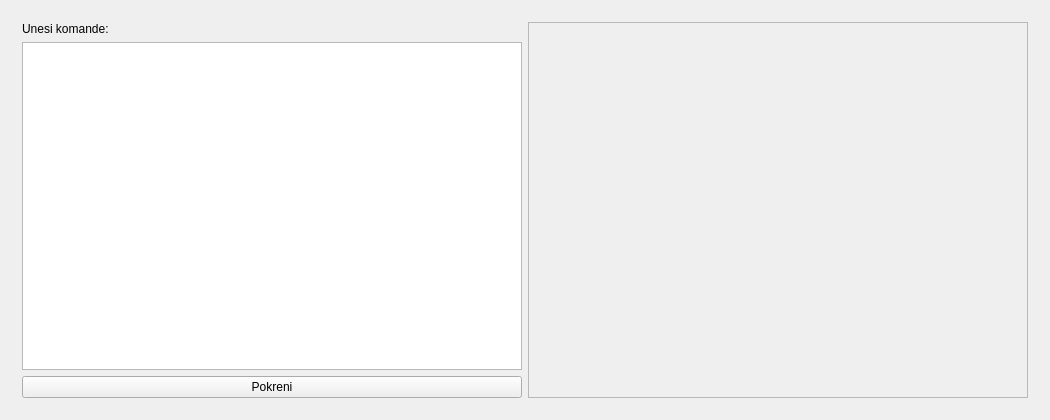
Before: the Qt Designer form linijskekomande.ui in trznjak/rs15-15, drawn with Qt 5.
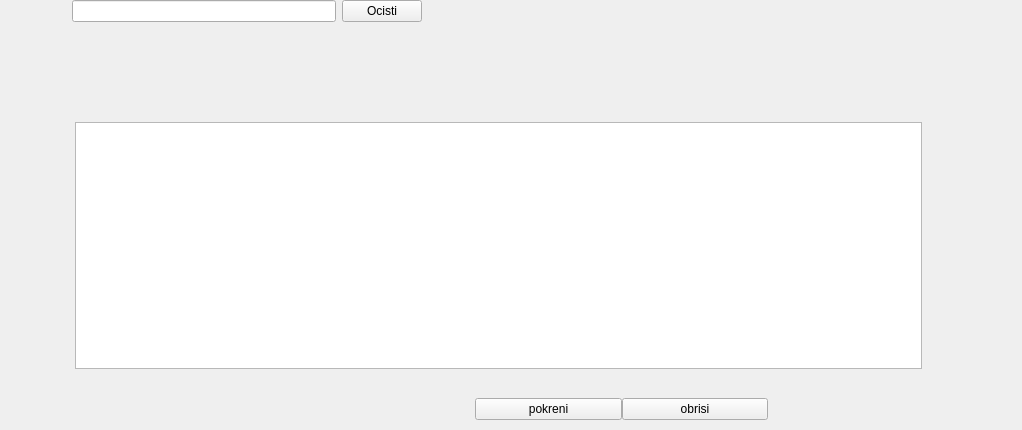
After: the same form once the commit is applied.

The edit to the form file:
```diff
--- a/linijskekomande.ui
+++ b/linijskekomande.ui
@@ -6,59 +6,106 @@
    <rect>
     <x>0</x>
     <y>0</y>
-    <width>1050</width>
-    <height>420</height>
+    <width>1022</width>
+    <height>430</height>
    </rect>
   </property>
   <property name="windowTitle">
    <string>LinijskeKomande</string>
   </property>
   <layout class="QVBoxLayout" name="verticalLayout_3">
-   <item>
-    <widget class="QWidget" name="centralWidget" native="true">
-     <layout class="QVBoxLayout" name="verticalLayout_2">
+   <property name="spacing">
+    <number>0</number>
+   </property>
+   <property name="sizeConstraint">
+    <enum>QLayout::SetMinimumSize</enum>
+   </property>
+   <property name="leftMargin">
+    <number>40</number>
+   </property>
+   <property name="topMargin">
+    <number>0</number>
+   </property>
+   <property name="rightMargin">
+    <number>0</number>
+   </property>
+   <property name="bottomMargin">
+    <number>10</number>
+   </property>
       <item>
        <layout class="QHBoxLayout" name="horizontalLayout">
-        <item>
-         <layout class="QVBoxLayout" name="verticalLayout">
-          <item>
-           <widget class="QLabel" name="label">
-            <property name="text">
-             <string>Unesi komande:</string>
-            </property>
-           </widget>
-          </item>
-          <item>
-           <widget class="QTextEdit" name="txt1">
-            <property name="html">
-             <string>&lt;!DOCTYPE HTML PUBLIC &quot;-//W3C//DTD HTML 4.0//EN&quot; &quot;http://www.w3.org/TR/REC-html40/strict.dtd&quot;&gt;
-&lt;html&gt;&lt;head&gt;&lt;meta name=&quot;qrichtext&quot; content=&quot;1&quot; /&gt;&lt;style type=&quot;text/css&quot;&gt;
-p, li { white-space: pre-wrap; }
-&lt;/style&gt;&lt;/head&gt;&lt;body style=&quot; font-family:'Ubuntu'; font-size:11pt; font-weight:400; font-style:normal;&quot;&gt;
-&lt;p style=&quot;-qt-paragraph-type:empty; margin-top:0px; margin-bottom:0px; margin-left:0px; margin-right:0px; -qt-block-indent:0; text-indent:0px;&quot;&gt;&lt;br /&gt;&lt;/p&gt;&lt;/body&gt;&lt;/html&gt;</string>
-            </property>
-           </widget>
+     <property name="leftMargin">
+      <number>32</number>
+     </property>
+     <property name="rightMargin">
+      <number>600</number>
+     </property>
+     <item>
+      <widget class="QLineEdit" name="lineEdit"/>
           </item>
           <item>
            <widget class="QPushButton" name="btn1">
             <property name="text">
-             <string>Pokreni</string>
+        <string>Ocisti</string>
             </property>
            </widget>
           </item>
          </layout>
         </item>
         <item>
-         <widget class="QListWidget" name="listWidget">
-          <property name="enabled">
-           <bool>false</bool>
-          </property>
-         </widget>
-        </item>
+    <layout class="QVBoxLayout" name="verticalLayout">
+     <property name="spacing">
+      <number>0</number>
+     </property>
+     <property name="leftMargin">
+      <number>35</number>
+     </property>
+     <property name="topMargin">
+      <number>100</number>
+     </property>
+     <property name="rightMargin">
+      <number>100</number>
+     </property>
+     <property name="bottomMargin">
+      <number>0</number>
+     </property>
+     <item>
+      <widget class="QListWidget" name="listWidget"/>
+     </item>
+     <item>
+      <layout class="QHBoxLayout" name="horizontalLayout_2">
+       <property name="spacing">
+        <number>0</number>
+       </property>
+       <property name="leftMargin">
+        <number>400</number>
+       </property>
+       <property name="topMargin">
+        <number>29</number>
+       </property>
+       <property name="rightMargin">
+        <number>154</number>
+       </property>
+       <property name="bottomMargin">
+        <number>0</number>
+       </property>
+       <item>
+        <widget class="QPushButton" name="btn2">
+         <property name="text">
+          <string>pokreni</string>
+         </property>
+        </widget>
+       </item>
+       <item>
+        <widget class="QPushButton" name="btn3">
+         <property name="text">
+          <string>obrisi</string>
+         </property>
+        </widget>
+       </item>
        </layout>
       </item>
      </layout>
-    </widget>
    </item>
   </layout>
  </widget>
```
Left out of the diff: 3 changed lines with no effect on the pictures. Lines whose indentation alone changed are shown as unchanged.
